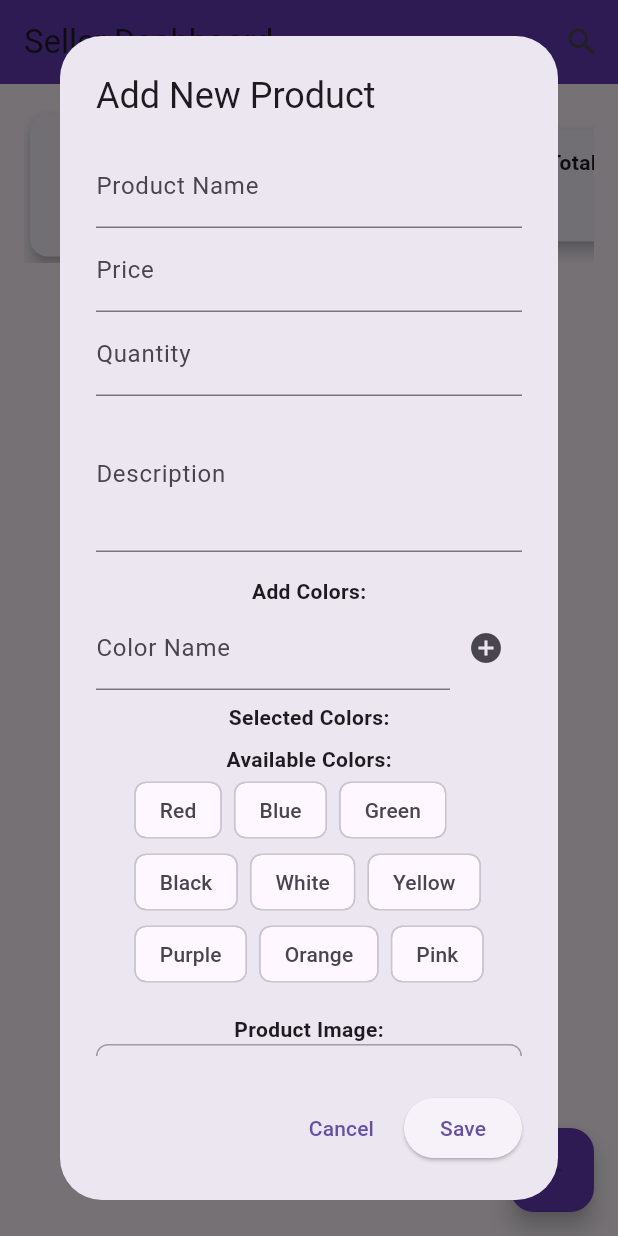
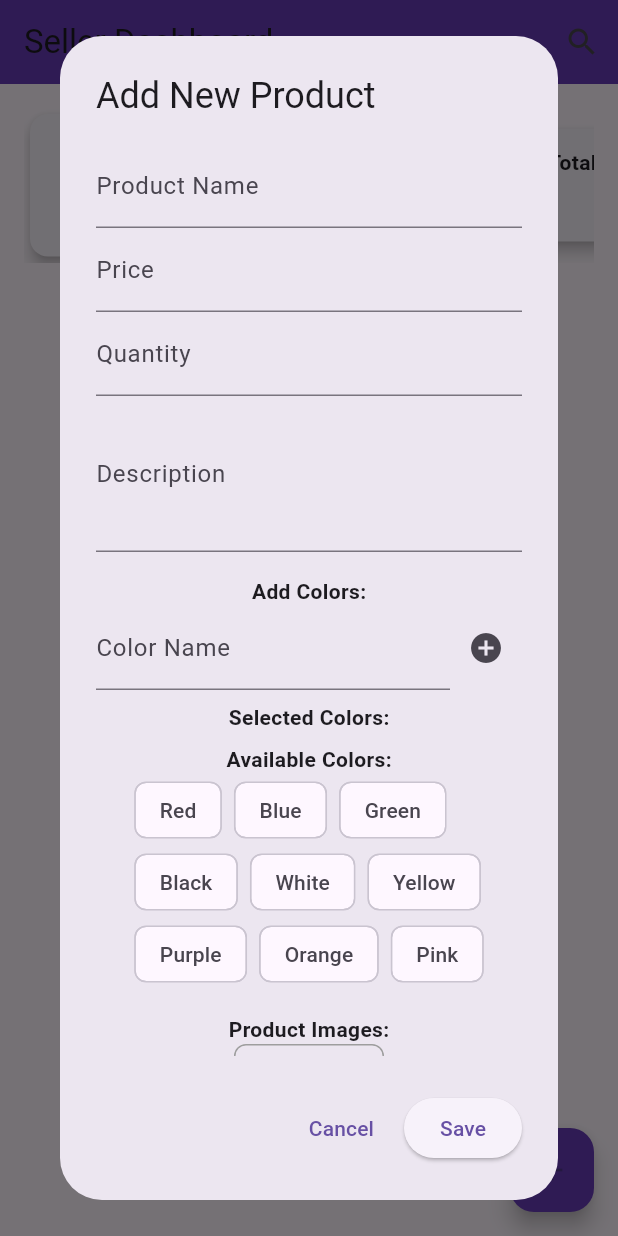
Before and after one commit to nadarinno/mobile_app_project, a Flutter app: the screen it shows after launch, after a tap on the "add" icon, on a phone screen of 412 x 824 dp. Run offline on Flutter 3.47's test engine with Material 3 defaults, Android fonts, the phone set to English and light mode, and no system bars; our stand-ins replace cloud_firestore, dotted_line, firebase_auth, firebase_core, firebase_storage, image_picker; accounts and stored records are empty; network calls fail.

Commit message:
edit the add product to accept adding multiple images

```diff
--- a/lib/seller_management/add_product.dart
+++ b/lib/seller_management/add_product.dart
@@ -28,14 +28,14 @@ class _AddProductDialogState extends State<AddProductDialog> {
 
   List<String> selectedColors = [];
   List<String> availableColors = ['Red', 'Blue', 'Green', 'Black', 'White', 'Yellow', 'Purple', 'Orange', 'Pink'];
-  File? _imageFile;
+  List<File> _imageFiles = [];
 
   Future<void> pickImage() async {
     final picker = ImagePicker();
     final pickedFile = await picker.pickImage(source: ImageSource.gallery);
     if (pickedFile != null) {
       setState(() {
-        _imageFile = File(pickedFile.path);
+        _imageFiles.add(File(pickedFile.path));
       });
     }
   }
@@ -51,14 +51,19 @@ class _AddProductDialogState extends State<AddProductDialog> {
     }
   }
 
-  Future<String> uploadImage(File image) async {
+  Future<List<String>> uploadImages(List<File> images) async {
     try {
-      final fileName = 'product_images/${DateTime.now().millisecondsSinceEpoch}.jpg';
+      List<String> imageUrls = [];
+      for (var image in images) {
+        final fileName = 'product_images/${DateTime.now().millisecondsSinceEpoch}_${image.hashCode}.jpg';
         final ref = FirebaseStorage.instance.ref().child(fileName);
         final uploadTask = await ref.putFile(image);
-      return await uploadTask.ref.getDownloadURL();
+        final url = await uploadTask.ref.getDownloadURL();
+        imageUrls.add(url);
+      }
+      return imageUrls;
     } catch (e) {
-      throw Exception("Failed to upload image: $e");
+      throw Exception("Failed to upload images: $e");
     }
   }
 
@@ -81,18 +86,18 @@ class _AddProductDialogState extends State<AddProductDialog> {
       if (price <= 0) throw Exception("Price must be greater than 0");
       if (quantity < 0) throw Exception("Quantity cannot be negative");
 
-      String? imageUrl;
-      if (_imageFile != null) {
-        print("Uploading image...");
+      List<String> imageUrls = [];
+      if (_imageFiles.isNotEmpty) {
+        print("Uploading images...");
         try {
-          imageUrl = await uploadImage(_imageFile!);
-          print("Image uploaded successfully: $imageUrl");
+          imageUrls = await uploadImages(_imageFiles);
+          print("Images uploaded successfully: $imageUrls");
         } catch (e) {
           print("Image upload failed: $e");
           throw Exception("Image upload failed: $e");
         }
       } else {
-        print("No image selected");
+        print("No images selected");
       }
 
       final product = {
@@ -100,7 +105,7 @@ class _AddProductDialogState extends State<AddProductDialog> {
         'price': price,
         'quantity': quantity,
         'description': description,
-        'image': imageUrl,
+        'images': imageUrls,
         'colors': selectedColors,
         'createdAt': FieldValue.serverTimestamp(),
       };
@@ -109,10 +114,9 @@ class _AddProductDialogState extends State<AddProductDialog> {
       final docRef = await _firestore.collection('products').add(product);
       print("✅ Product saved with ID: ${docRef.id}");
       print(product);
-print (docRef);
+      print(docRef);
       widget.updateTotals();
 
-      // Reset the form
       setState(() {
         nameController.clear();
         priceController.clear();
@@ -120,16 +124,14 @@ print (docRef);
         descriptionController.clear();
         _colorController.clear();
         selectedColors.clear();
-        _imageFile = null;
+        _imageFiles.clear();
         _formKey.currentState!.reset();
       });
 
-      // Use the current context instead of parentContext
       ScaffoldMessenger.of(context).showSnackBar(
         SnackBar(content: Text('Product added successfully!')),
       );
 
-      // Close the dialog after successful save
       Navigator.of(context).pop();
     } catch (e) {
       print("Error saving product: $e");
@@ -260,29 +262,53 @@ print (docRef);
                 }).toList(),
               ),
               SizedBox(height: 16),
-              Text("Product Image:", style: TextStyle(fontWeight: FontWeight.bold)),
-              GestureDetector(
-                onTap: pickImage,
-                child: Container(
-                  height: 150,
-                  width: double.infinity,
+              Text("Product Images:", style: TextStyle(fontWeight: FontWeight.bold)),
+              Wrap(
+                spacing: 8,
+                runSpacing: 8,
+                children: [
+                  ..._imageFiles.asMap().entries.map((entry) {
+                    final index = entry.key;
+                    final image = entry.value;
+                    return Stack(
+                      children: [
+                        Container(
+                          width: 100,
+                          height: 100,
                           decoration: BoxDecoration(
                             border: Border.all(color: Colors.grey),
                             borderRadius: BorderRadius.circular(8),
                           ),
-                  child: _imageFile != null
-                      ? Image.file(_imageFile!, fit: BoxFit.cover)
-                      : Center(child: Icon(Icons.add_a_photo, size: 50)),
+                          child: Image.file(image, fit: BoxFit.cover),
+                        ),
+                        Positioned(
+                          right: 0,
+                          top: 0,
+                          child: IconButton(
+                            icon: Icon(Icons.close, size: 18, color: Colors.red),
+                            onPressed: () {
+                              setState(() {
+                                _imageFiles.removeAt(index);
+                              });
+                            },
                           ),
                         ),
-              if (_imageFile != null)
-                TextButton(
-                  onPressed: () {
-                    setState(() {
-                      _imageFile = null;
-                    });
-                  },
-                  child: Text('Remove Image', style: TextStyle(color: Colors.red)),
+                      ],
+                    );
+                  }).toList(),
+                  GestureDetector(
+                    onTap: pickImage,
+                    child: Container(
+                      width: 100,
+                      height: 100,
+                      decoration: BoxDecoration(
+                        border: Border.all(color: Colors.grey),
+                        borderRadius: BorderRadius.circular(8),
+                      ),
+                      child: Center(child: Icon(Icons.add_a_photo, size: 50)),
+                    ),
+                  ),
+                ],
               ),
             ],
           ),
--- a/lib/seller_management/dashboard_for_seller.dart
+++ b/lib/seller_management/dashboard_for_seller.dart
@@ -125,6 +125,8 @@ class _SellerDashboardState extends State<SellerDashboard> {
           itemBuilder: (context, index) {
             final doc = docs[index];
             final p = doc.data() as Map<String, dynamic>;
+            final imageUrls = p['images'] as List<dynamic>? ?? [];
+            final firstImage = imageUrls.isNotEmpty ? imageUrls[0] as String : null;
 
             final price = (p['price'] is num) ? (p['price'] as num).toDouble() : 0.0;
             final quantity = (p['quantity'] is num) ? (p['quantity'] as num).toInt() : 0;
@@ -136,9 +138,9 @@ class _SellerDashboardState extends State<SellerDashboard> {
               child: Column(
                 crossAxisAlignment: CrossAxisAlignment.start,
                 children: [
-                  if (p['image'] != null)
+                  if (firstImage != null)
                     Image.network(
-                      p['image'],
+                      firstImage,
                       height: 150,
                       width: double.infinity,
                       fit: BoxFit.cover,
@@ -186,6 +188,7 @@ class _SellerDashboardState extends State<SellerDashboard> {
                               children: [
                                 Text("Quantity: $quantity", style: TextStyle(fontWeight: FontWeight.bold)),
                                 Text("Value: \$${inventoryValue.toStringAsFixed(2)}", style: TextStyle(fontWeight: FontWeight.bold)),
+                                Text("Images: ${imageUrls.length}", style: TextStyle(fontWeight: FontWeight.bold)),
                               ],
                             ),
                             SizedBox(width: 8),
```
Lines whose indentation alone changed are shown as unchanged.
